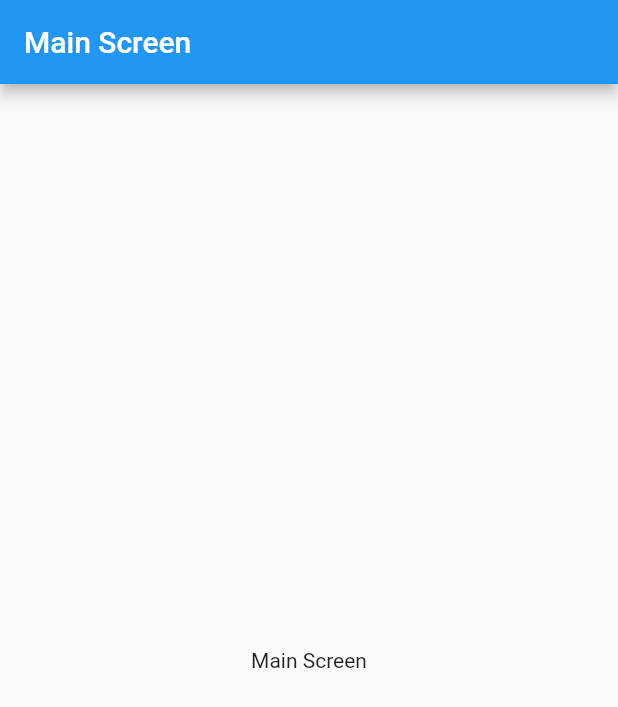
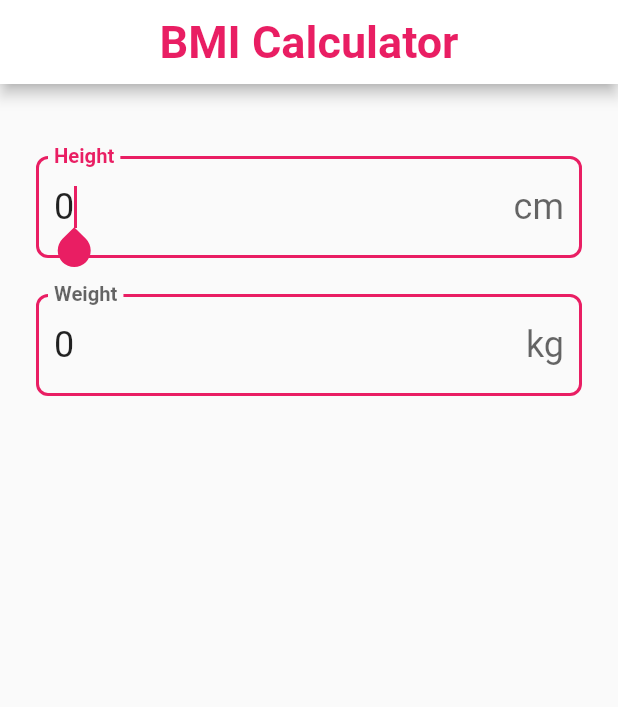
Before and after one commit to Davenchy/bmi_calculator_basic, a Flutter app: the screen it shows after launch, on a phone screen of 412 x 824 dp. Shown: the top 707 px of the screen. Run offline on Flutter 3.47's test engine with Material 2 defaults, Android fonts, the phone set to English and light mode, and no system bars.

Commit message:
- build main_screen ui - create app theme

```diff
--- a/lib/app.dart
+++ b/lib/app.dart
@@ -7,10 +7,21 @@ class MyApp extends StatelessWidget {
 
   @override
   Widget build(BuildContext context) {
-    return const MaterialApp(
+    return MaterialApp(
       title: 'BMI Calculator',
       debugShowCheckedModeBanner: false,
-      home: MainScreen(),
+      theme: ThemeData(
+        primarySwatch: Colors.pink,
+        appBarTheme: const AppBarTheme(
+          color: Colors.white,
+          titleTextStyle: TextStyle(
+            color: Colors.pink,
+            fontSize: 30,
+            fontWeight: FontWeight.bold,
+          ),
+        ),
+      ),
+      home: const MainScreen(),
     );
   }
 }
--- a/lib/screens/main_screen.dart
+++ b/lib/screens/main_screen.dart
@@ -1,17 +1,113 @@
 import 'package:flutter/material.dart';
 
-class MainScreen extends StatelessWidget {
+import '../utils/bmi.dart';
+import '../widgets/bmi_description.dart';
+import '../widgets/custom_text_field.dart';
+
+class MainScreen extends StatefulWidget {
   const MainScreen({Key? key}) : super(key: key);
+
+  @override
+  State<MainScreen> createState() => _MainScreenState();
+}
+
+class _MainScreenState extends State<MainScreen> {
+  double? bmi;
+
+  late final GlobalKey<FormState> formKey;
+
+  late final TextEditingController heightController;
+  late final TextEditingController weightController;
+
+  late final FocusNode heightFocusNode;
+  late final FocusNode weightFocusNode;
+
+  @override
+  void initState() {
+    formKey = GlobalKey();
+
+    heightController = TextEditingController(text: '0');
+    weightController = TextEditingController(text: '0');
+    heightFocusNode = FocusNode();
+    weightFocusNode = FocusNode();
+
+    WidgetsBinding.instance?.addPostFrameCallback((_) {
+      heightFocusNode.requestFocus();
+    });
+
+    super.initState();
+  }
+
+  @override
+  void dispose() {
+    heightController.dispose();
+    weightController.dispose();
+    heightFocusNode.dispose();
+    weightFocusNode.dispose();
+    super.dispose();
+  }
 
   @override
   Widget build(BuildContext context) {
     return Scaffold(
       appBar: AppBar(
-        title: const Text('Main Screen'),
+        title: const Text('BMI Calculator'),
+        centerTitle: true,
       ),
-      body: const Center(
-        child: Text('Main Screen'),
+      body: Center(
+        child: Padding(
+          padding: const EdgeInsets.all(24.0),
+          child: Form(
+            key: formKey,
+            autovalidateMode: AutovalidateMode.onUserInteraction,
+            child: Column(
+              children: [
+                if (bmi != null) BMIDescription(bmi!),
+                const SizedBox(height: 24),
+                CustomTextField(
+                  label: 'Height',
+                  suffix: 'cm',
+                  controller: heightController,
+                  focusNode: heightFocusNode,
+                  nextFocusNode: weightFocusNode,
+                  validator: (val) => propertyValidator('height', val),
+                ),
+                const SizedBox(height: 24),
+                CustomTextField(
+                  label: 'Weight',
+                  suffix: 'kg',
+                  controller: weightController,
+                  focusNode: weightFocusNode,
+                  validator: (val) => propertyValidator('weight', val),
+                  onSubmitted: (_) => _calculate(),
+                ),
+                const SizedBox(height: 24),
+              ],
+            ),
+          ),
+        ),
       ),
     );
   }
+
+  String? propertyValidator(String property, String? height) {
+    if (height == null || height.isEmpty) return '$property is required';
+
+    final double? heightValue = double.tryParse(height);
+    if (heightValue == null) return '$property must be a number';
+
+    if (heightValue == 0) return '$property can not be zero';
+    if (heightValue < 0) return '$property must be positive';
+  }
+
+  void _calculate() {
+    if (!(formKey.currentState?.validate() ?? false)) return;
+
+    final double height = double.tryParse(heightController.text) ?? 0;
+    final double weight = double.tryParse(weightController.text) ?? 0;
+
+    final double bmi = calculateBMI(weight, height / 100);
+
+    setState(() => this.bmi = bmi);
+  }
 }
--- a/lib/widgets/bmi_description.dart
+++ b/lib/widgets/bmi_description.dart
@@ -0,0 +1,62 @@
+import 'package:bmi_calculator/utils/bmi.dart';
+import 'package:flutter/material.dart';
+
+class BMIDescription extends StatelessWidget {
+  const BMIDescription(this.bmi, {Key? key}) : super(key: key);
+
+  final double bmi;
+
+  @override
+  Widget build(BuildContext context) {
+    return Column(
+      children: [
+        const Text(
+          'Your BMI is',
+          style: TextStyle(fontSize: 18),
+        ),
+        const SizedBox(height: 8),
+        SizedBox(
+          height: 40,
+          child: Row(
+            mainAxisAlignment: MainAxisAlignment.center,
+            crossAxisAlignment: CrossAxisAlignment.end,
+            children: [
+              Text(
+                bmi.toStringAsFixed(1),
+                style: TextStyle(
+                  fontSize: 40,
+                  color: Theme.of(context).primaryColor,
+                ),
+              ),
+              Text(
+                'kg/m2',
+                style: TextStyle(
+                  fontSize: 18,
+                  color: Theme.of(context).primaryColor,
+                ),
+              ),
+            ],
+          ),
+        ),
+        const SizedBox(height: 8),
+        Text(
+          getBMIDescription(bmi),
+          style: TextStyle(
+            fontSize: 18,
+            fontWeight: FontWeight.bold,
+            color: getBMIColor(bmi),
+          ),
+        ),
+        const SizedBox(height: 8),
+        const Text(
+          'Normal BMI range: 18.5 - 25 kg/m2',
+          style: TextStyle(fontSize: 18),
+        ),
+        const Divider(
+          height: 40,
+          thickness: 4,
+        ),
+      ],
+    );
+  }
+}
--- /dev/null
+++ b/lib/widgets/custom_text_field.dart
@@ -0,0 +1,59 @@
+import 'package:flutter/material.dart';
+
+class CustomTextField extends StatelessWidget {
+  const CustomTextField({
+    Key? key,
+    required this.label,
+    this.suffix,
+    this.controller,
+    this.focusNode,
+    this.nextFocusNode,
+    this.validator,
+    this.onSubmitted,
+  }) : super(key: key);
+
+  final String label;
+  final String? suffix;
+  final TextEditingController? controller;
+  final FocusNode? focusNode;
+  final FocusNode? nextFocusNode;
+  final ValueChanged<String>? onSubmitted;
+  final FormFieldValidator<String>? validator;
+
+  @override
+  Widget build(BuildContext context) {
+    return TextFormField(
+      controller: controller,
+      focusNode: focusNode,
+      keyboardType: const TextInputType.numberWithOptions(decimal: true),
+      textInputAction:
+          nextFocusNode == null ? TextInputAction.done : TextInputAction.next,
+      style: const TextStyle(fontSize: 24),
+      decoration: InputDecoration(
+        labelText: label,
+        suffixText: suffix,
+        labelStyle: const TextStyle(
+          fontWeight: FontWeight.bold,
+          fontSize: 18,
+        ),
+        floatingLabelBehavior: FloatingLabelBehavior.always,
+        border: OutlineInputBorder(
+          borderRadius: BorderRadius.circular(8),
+        ),
+        enabledBorder: OutlineInputBorder(
+          borderRadius: BorderRadius.circular(8),
+          borderSide: BorderSide(
+            color: Theme.of(context).primaryColor,
+            width: 2,
+          ),
+        ),
+      ),
+      validator: validator,
+      onFieldSubmitted: (value) {
+        onSubmitted?.call(value);
+        if (nextFocusNode == null) return;
+        nextFocusNode?.requestFocus();
+      },
+    );
+  }
+}
```
